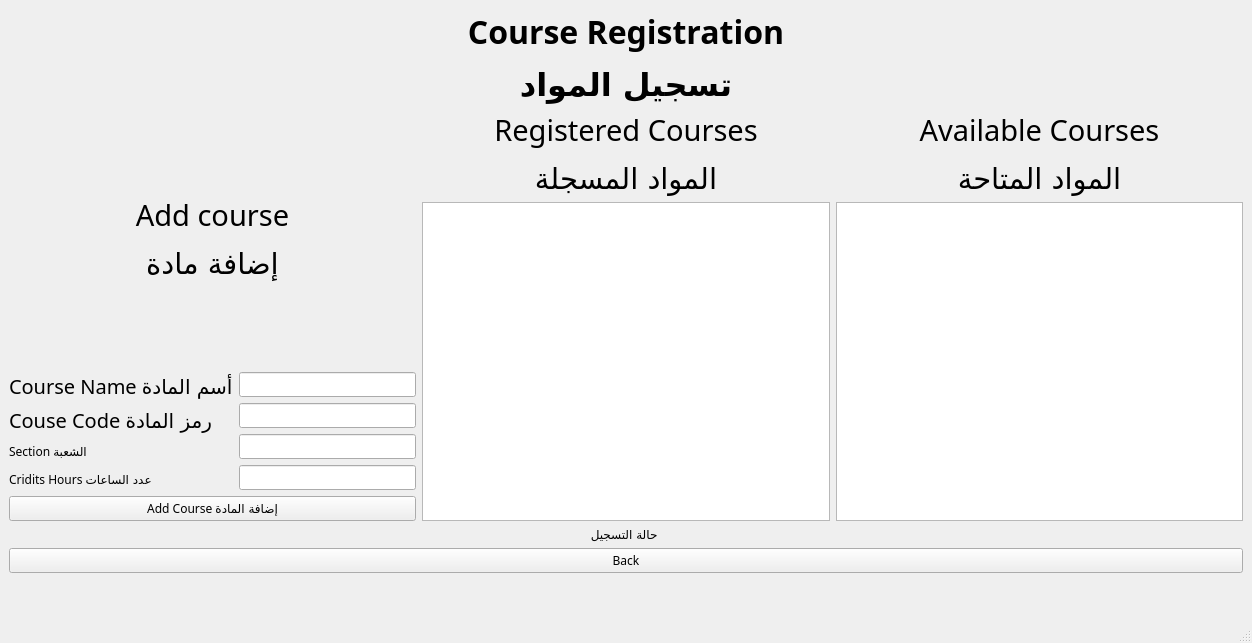
Old version of the form GUI_Student Course Registration.ui in the repository nwaaf20050-netizen/EE202_Course_Project.
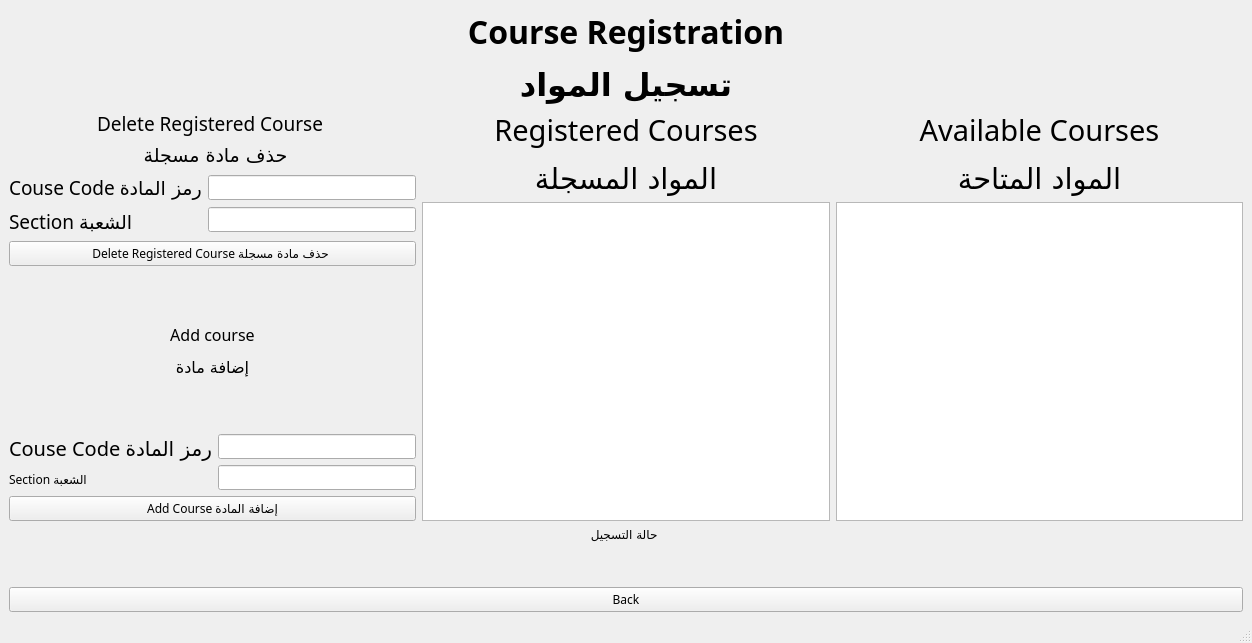
New version of the form.

The edit to the form file:
```diff
--- a/GUI_Student Course Registration.ui
+++ b/GUI_Student Course Registration.ui
@@ -20,7 +20,14 @@
   </property>
   <widget class="QWidget" name="centralwidget">
    <layout class="QGridLayout" name="gridLayout_2">
-    <item row="4" column="0">
+    <item row="3" column="0">
+     <widget class="QLabel" name="label_8">
+      <property name="text">
+       <string>&lt;html&gt;&lt;head/&gt;&lt;body&gt;&lt;p align=&quot;center&quot;&gt;حالة التسجيل &lt;/p&gt;&lt;/body&gt;&lt;/html&gt;</string>
+      </property>
+     </widget>
+    </item>
+    <item row="5" column="0">
      <widget class="QLabel" name="label_9">
       <property name="text">
        <string>&lt;html&gt;&lt;head/&gt;&lt;body&gt;&lt;p align=&quot;center&quot;&gt;&lt;br/&gt;&lt;/p&gt;&lt;/body&gt;&lt;/html&gt;</string>
@@ -28,25 +35,105 @@
      </widget>
     </item>
     <item row="2" column="0">
-     <widget class="QLabel" name="label_8">
-      <property name="text">
-       <string>&lt;html&gt;&lt;head/&gt;&lt;body&gt;&lt;p align=&quot;center&quot;&gt;حالة التسجيل &lt;/p&gt;&lt;/body&gt;&lt;/html&gt;</string>
-      </property>
-     </widget>
-    </item>
-    <item row="1" column="0">
      <layout class="QHBoxLayout" name="horizontalLayout">
       <item>
        <layout class="QVBoxLayout" name="verticalLayout_5">
+        <item>
+         <layout class="QGridLayout" name="gridLayout_6">
+          <item row="1" column="0">
+           <widget class="QLabel" name="label_12">
+            <property name="font">
+             <font>
+              <pointsize>14</pointsize>
+             </font>
+            </property>
+            <property name="text">
+             <string>حذف مادة مسجلة </string>
+            </property>
+            <property name="alignment">
+             <set>Qt::AlignCenter</set>
+            </property>
+           </widget>
+          </item>
+          <item row="0" column="0">
+           <widget class="QLabel" name="label_2">
+            <property name="font">
+             <font>
+              <pointsize>14</pointsize>
+             </font>
+            </property>
+            <property name="text">
+             <string>Delete Registered Course </string>
+            </property>
+            <property name="alignment">
+             <set>Qt::AlignCenter</set>
+            </property>
+           </widget>
+          </item>
+          <item row="2" column="0">
+           <layout class="QHBoxLayout" name="horizontalLayout_3">
+            <item>
+             <layout class="QVBoxLayout" name="verticalLayout_16">
+              <property name="spacing">
+               <number>7</number>
+              </property>
+              <item>
+               <widget class="QLabel" name="label_4">
+                <property name="font">
+                 <font>
+                  <pointsize>14</pointsize>
+                 </font>
+                </property>
+                <property name="text">
+                 <string>Couse Code رمز المادة</string>
+                </property>
+               </widget>
+              </item>
+              <item>
+               <widget class="QLabel" name="label_11">
+                <property name="font">
+                 <font>
+                  <pointsize>14</pointsize>
+                 </font>
+                </property>
+                <property name="text">
+                 <string>Section الشعبة</string>
+                </property>
+               </widget>
+              </item>
+             </layout>
+            </item>
+            <item>
+             <layout class="QVBoxLayout" name="verticalLayout_15">
+              <item>
+               <widget class="QLineEdit" name="lineEdit_code2"/>
+              </item>
+              <item>
+               <widget class="QLineEdit" name="lineEdit_section2"/>
+              </item>
+             </layout>
+            </item>
+           </layout>
+          </item>
+          <item row="3" column="0">
+           <widget class="QPushButton" name="pushButton_Delete">
+            <property name="text">
+             <string>Delete Registered Course حذف مادة مسجلة </string>
+            </property>
+           </widget>
+          </item>
+         </layout>
+        </item>
         <item>
          <widget class="QLabel" name="label_6">
           <property name="font">
            <font>
             <family>Rockwell</family>
+            <pointsize>14</pointsize>
            </font>
           </property>
           <property name="text">
-           <string>&lt;html&gt;&lt;head/&gt;&lt;body&gt;&lt;p align=&quot;center&quot;&gt;&lt;span style=&quot; font-size:22pt;&quot;&gt;Add course&lt;/span&gt;&lt;/p&gt;&lt;p align=&quot;center&quot;&gt;&lt;span style=&quot; font-size:22pt;&quot;&gt;إضافة مادة&lt;/span&gt;&lt;/p&gt;&lt;/body&gt;&lt;/html&gt;</string>
+           <string>&lt;html&gt;&lt;head/&gt;&lt;body&gt;&lt;p align=&quot;center&quot;&gt;&lt;span style=&quot; font-size:12pt;&quot;&gt;Add course&lt;/span&gt;&lt;/p&gt;&lt;p align=&quot;center&quot;&gt;&lt;span style=&quot; font-size:12pt;&quot;&gt;إضافة مادة&lt;/span&gt;&lt;/p&gt;&lt;/body&gt;&lt;/html&gt;</string>
           </property>
          </widget>
         </item>
@@ -54,45 +141,16 @@
          <layout class="QGridLayout" name="gridLayout">
           <item row="0" column="1">
            <layout class="QVBoxLayout" name="verticalLayout_2">
-            <item>
-             <widget class="QLineEdit" name="lineEdit_name">
-              <property name="text">
-               <string/>
-              </property>
-             </widget>
-            </item>
             <item>
              <widget class="QLineEdit" name="lineEdit_code"/>
             </item>
             <item>
              <widget class="QLineEdit" name="lineEdit_section"/>
             </item>
-            <item>
-             <widget class="QLineEdit" name="lineEdit_cridits"/>
-            </item>
            </layout>
           </item>
           <item row="0" column="0">
            <layout class="QVBoxLayout" name="verticalLayout">
-            <item>
-             <widget class="QLabel" name="label_2">
-              <property name="font">
-               <font>
-                <family>Adobe Heiti Std R</family>
-                <pointsize>15</pointsize>
-                <weight>50</weight>
-                <italic>false</italic>
-                <bold>false</bold>
-               </font>
-              </property>
-              <property name="styleSheet">
-               <string notr="true">font: 15pt &quot;Adobe Heiti Std R&quot;;</string>
-              </property>
-              <property name="text">
-               <string>Course Name أسم المادة</string>
-              </property>
-             </widget>
-            </item>
             <item>
              <widget class="QLabel" name="label_3">
               <property name="font">
@@ -122,16 +180,6 @@
               </property>
              </widget>
             </item>
-            <item>
-             <widget class="QLabel" name="label_4">
-              <property name="styleSheet">
-               <string notr="true">font: 15pt &quot;Adobe Heiti Std R&quot;;</string>
-              </property>
-              <property name="text">
-               <string>Cridits Hours عدد الساعات</string>
-              </property>
-             </widget>
-            </item>
            </layout>
           </item>
          </layout>
@@ -185,14 +233,7 @@
       </item>
      </layout>
     </item>
-    <item row="3" column="0">
-     <widget class="QPushButton" name="pushButton_Back">
-      <property name="text">
-       <string>Back</string>
-      </property>
-     </widget>
-    </item>
-    <item row="0" column="0">
+    <item row="1" column="0">
      <widget class="QLabel" name="label">
       <property name="font">
        <font>
@@ -204,6 +245,13 @@
       </property>
      </widget>
     </item>
+    <item row="6" column="0">
+     <widget class="QPushButton" name="pushButton_Back">
+      <property name="text">
+       <string>Back</string>
+      </property>
+     </widget>
+    </item>
    </layout>
   </widget>
   <widget class="QMenuBar" name="menubar">
```
